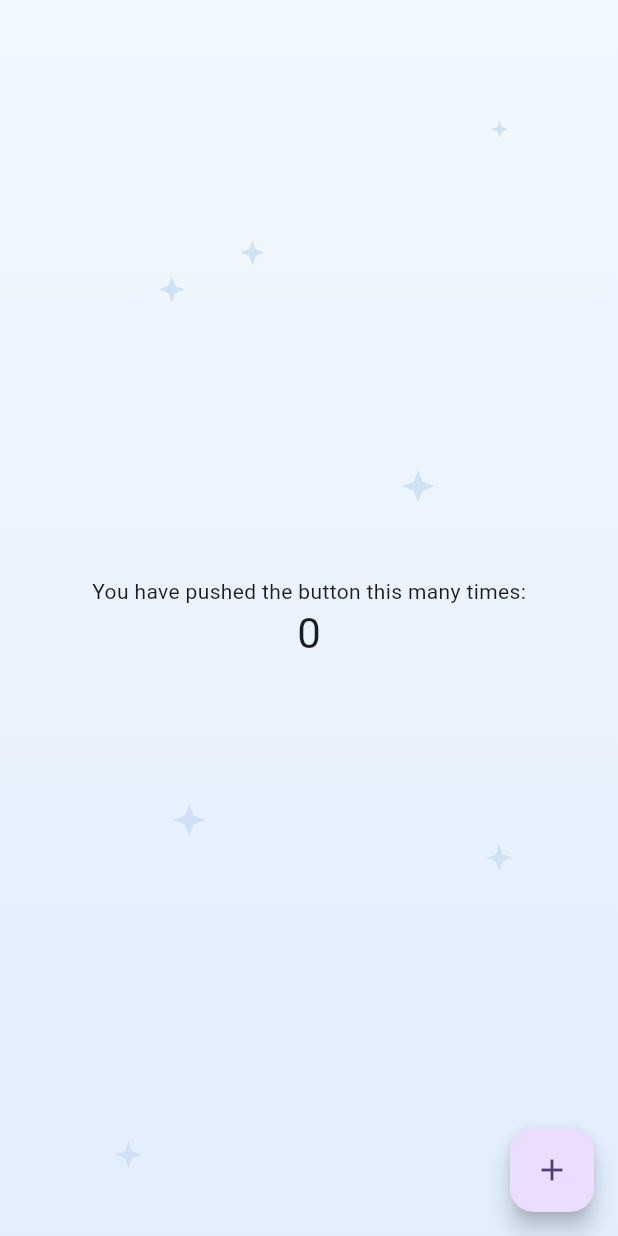
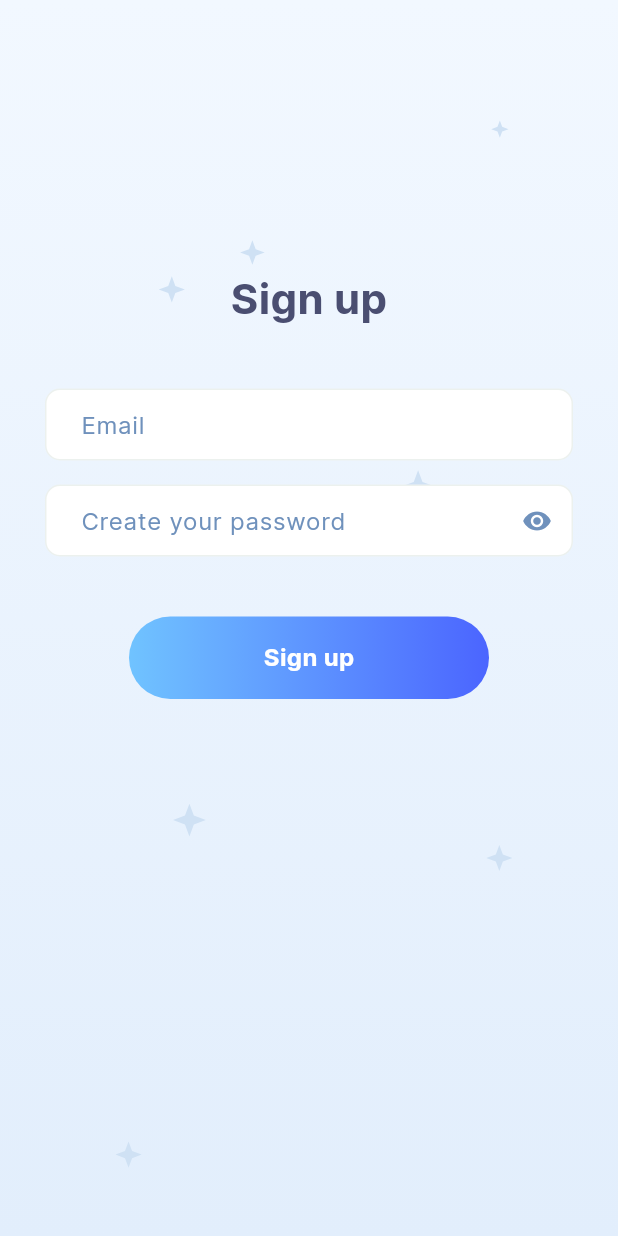
Before and after one commit to HreshchyshynT/auth_form, a Flutter app: the screen it shows after launch, on a phone screen of 412 x 824 dp. Run offline on Flutter 3.47's test engine with Material 3 defaults, Android fonts, the phone set to English and light mode, and no system bars; our stand-ins replace equatable, flutter_bloc, flutter_svg.

Commit message:
auth ui almost ready

```diff
--- a/lib/auth/auth_screen.dart
+++ b/lib/auth/auth_screen.dart
@@ -1,10 +1,96 @@
+import "package:auth_form/auth/auth_bloc.dart";
+import "package:auth_form/auth/contract/auth_event.dart";
+import "package:auth_form/auth/widget/auth_button.dart";
+import "package:auth_form/auth/widget/auth_input.dart";
+import "package:auth_form/auth/widget/background.dart";
+import "package:auth_form/theme/app_colors.dart";
+import "package:auth_form/theme/app_fonts.dart";
+import "package:auth_form/theme/app_strings.dart";
 import "package:flutter/material.dart";
+import "package:flutter_bloc/flutter_bloc.dart";
 
 class AuthScreen extends StatelessWidget {
   const AuthScreen({super.key});
 
   @override
   Widget build(BuildContext context) {
-    return const Placeholder();
+    return Scaffold(
+      body: Stack(
+        children: [
+          const Background(),
+          BlocProvider(
+            create: (_) => AuthBloc(),
+            child: const AuthContent(),
+          ),
+        ],
+      ),
+    );
   }
 }
+
+class AuthContent extends StatelessWidget {
+  const AuthContent({super.key});
+
+  @override
+  Widget build(BuildContext context) {
+    final bloc = context.read<AuthBloc>();
+    return Column(
+      crossAxisAlignment: CrossAxisAlignment.center,
+      mainAxisSize: MainAxisSize.min,
+      children: [
+        const Spacer(),
+        const Padding(
+          padding: EdgeInsets.only(bottom: 32.0),
+          child: Text(
+            AppStrings.authTitle,
+            style: TextStyle(
+              color: AppColors.darkStateBlue,
+              fontFamily: AppFonts.inter,
+              fontSize: 28.0,
+              fontWeight: FontWeight.w700,
+            ),
+          ),
+        ),
+        Padding(
+          padding: const EdgeInsets.symmetric(
+            vertical: 8.0,
+            horizontal: 30.0,
+          ),
+          child: AuthInput(
+            hint: AppStrings.emailHint,
+            onChanged: (value) => bloc.add(AuthEvent.emailChanged(value)),
+            value: "",
+            keyboardType: TextInputType.emailAddress,
+            textInputAction: TextInputAction.next,
+          ),
+        ),
+        Padding(
+          padding: const EdgeInsets.symmetric(
+            vertical: 8.0,
+            horizontal: 30.0,
+          ),
+          child: AuthInput(
+            hint: AppStrings.passwordHint,
+            onChanged: (value) => bloc.add(AuthEvent.passwordChanged(value)),
+            value: "",
+            keyboardType: TextInputType.visiblePassword,
+            textInputAction: TextInputAction.done,
+          ),
+        ),
+        Padding(
+          padding: const EdgeInsets.only(top: 32.0),
+          child: SizedBox(
+            width: 240.0,
+            child: AuthButton(
+              text: AppStrings.signUpButton,
+              onTap: () {},
+            ),
+          ),
+        ),
+        const Spacer(
+          flex: 2,
+        ),
+      ],
+    );
+  }
+}
--- /dev/null
+++ b/lib/auth/widget/auth_button.dart
@@ -0,0 +1,47 @@
+import "package:auth_form/theme/app_fonts.dart";
+import "package:flutter/material.dart";
+
+class AuthButton extends StatelessWidget {
+  const AuthButton({
+    super.key,
+    required this.onTap,
+    required this.text,
+  });
+
+  final VoidCallback onTap;
+  final String text;
+
+  @override
+  Widget build(BuildContext context) {
+    return InkWell(
+      onTap: onTap,
+      child: Container(
+        decoration: BoxDecoration(
+          borderRadius: BorderRadius.circular(30.0),
+          gradient: const LinearGradient(
+            begin: Alignment.centerLeft,
+            end: Alignment.centerRight,
+            colors: [
+              Color(0xFF70C3FF),
+              Color(0xFF4B65FF),
+            ],
+          ),
+        ),
+        padding: const EdgeInsets.symmetric(
+          horizontal: 32.0,
+          vertical: 16.0,
+        ),
+        alignment: Alignment.center,
+        child: Text(
+          text,
+          style: const TextStyle(
+            fontFamily: AppFonts.inter,
+            fontWeight: FontWeight.w700,
+            fontSize: 16,
+            color: Colors.white,
+          ),
+        ),
+      ),
+    );
+  }
+}
--- /dev/null
+++ b/lib/auth/widget/auth_input.dart
@@ -0,0 +1,93 @@
+import "package:auth_form/theme/app_colors.dart";
+import "package:auth_form/theme/app_fonts.dart";
+import "package:flutter/material.dart";
+
+class AuthInput extends StatefulWidget {
+  const AuthInput({
+    super.key,
+    required this.hint,
+    required this.onChanged,
+    required this.value,
+    required this.keyboardType,
+    required this.textInputAction,
+  });
+
+  final String hint;
+  final TextInputType keyboardType;
+  final void Function(String) onChanged;
+  final String value;
+  final TextInputAction textInputAction;
+
+  static const borderRadius = BorderRadius.all(Radius.circular(10.0));
+
+  @override
+  State<AuthInput> createState() => _AuthInputState();
+}
+
+class _AuthInputState extends State<AuthInput> {
+  late bool isObscured = widget.keyboardType == TextInputType.visiblePassword;
+
+  @override
+  Widget build(BuildContext context) {
+    return TextField(
+      onChanged: widget.onChanged,
+      keyboardType: widget.keyboardType,
+      obscureText: isObscured,
+      textInputAction: widget.textInputAction,
+      style: const TextStyle(
+        fontFamily: AppFonts.inter,
+        fontWeight: FontWeight.w400,
+        fontSize: 16.0,
+        color: AppColors.darkStateBlue,
+      ),
+      decoration: InputDecoration(
+        hoverColor: AppColors.transparent,
+        contentPadding: const EdgeInsets.symmetric(
+          vertical: 12.0,
+          horizontal: 20.0,
+        ),
+        hintStyle: const TextStyle(
+          fontFamily: AppFonts.inter,
+          fontWeight: FontWeight.w400,
+          fontSize: 16.0,
+          color: AppColors.blueGrey,
+        ),
+        hintText: widget.hint,
+        fillColor: AppColors.white,
+        filled: true,
+        border: const OutlineInputBorder(
+          borderRadius: AuthInput.borderRadius,
+          borderSide: BorderSide(
+            color: AppColors.darkBlueAlpha20,
+            width: 1.0,
+          ),
+        ),
+        enabledBorder: const OutlineInputBorder(
+          borderRadius: AuthInput.borderRadius,
+          borderSide: BorderSide(
+            // todo: add is validation check
+            color: true ? AppColors.darkBlueAlpha20 : AppColors.borderError,
+            width: 1.0,
+          ),
+        ),
+        focusedBorder: const OutlineInputBorder(
+          borderRadius: AuthInput.borderRadius,
+          borderSide: BorderSide(
+            color: AppColors.blueGrey,
+            width: 1.0, // Making focused border slightly thicker
+          ),
+        ),
+        suffixIcon: widget.keyboardType == TextInputType.visiblePassword
+            ? IconButton(
+                iconSize: 20.0,
+                icon: Icon(
+                  isObscured ? Icons.visibility : Icons.visibility_off,
+                  color: AppColors.blueGrey,
+                ),
+                onPressed: () => setState(() => isObscured = !isObscured),
+              )
+            : null,
+      ),
+    );
+  }
+}
--- a/lib/main.dart
+++ b/lib/main.dart
@@ -1,3 +1,4 @@
+import "package:auth_form/auth/auth_screen.dart";
 import "package:auth_form/auth/widget/background.dart";
 import "package:flutter/material.dart";
 
@@ -16,56 +17,7 @@
         colorScheme: ColorScheme.fromSeed(seedColor: Colors.deepPurple),
         useMaterial3: true,
       ),
-      home: const MyHomePage(title: "Flutter Demo Home Page"),
+      home: const AuthScreen(),
     );
   }
 }
-
-class MyHomePage extends StatefulWidget {
-  const MyHomePage({super.key, required this.title});
-
-  final String title;
-
-  @override
-  State<MyHomePage> createState() => _MyHomePageState();
-}
-
-class _MyHomePageState extends State<MyHomePage> {
-  int _counter = 0;
-
-  void _incrementCounter() {
-    setState(() {
-      _counter++;
-    });
-  }
-
-  @override
-  Widget build(BuildContext context) {
-    return Scaffold(
-      body: Stack(
-        children: [
-          const Background(),
-          Center(
-            child: Column(
-              mainAxisAlignment: MainAxisAlignment.center,
-              children: <Widget>[
-                const Text(
-                  "You have pushed the button this many times:",
-                ),
-                Text(
-                  "$_counter",
-                  style: Theme.of(context).textTheme.headlineMedium,
-                ),
-              ],
-            ),
-          ),
-        ],
-      ),
-      floatingActionButton: FloatingActionButton(
-        onPressed: _incrementCounter,
-        tooltip: "Increment",
-        child: const Icon(Icons.add),
-      ),
-    );
-  }
-}
--- a/lib/theme/app_colors.dart
+++ b/lib/theme/app_colors.dart
@@ -2,6 +2,13 @@ import "package:flutter/material.dart";
 
 class AppColors {
   AppColors._();
-  static const darkBlue = Color(0xFF4A4E71);
+  static const darkStateBlue = Color(0xFF4A4E71);
+  static const darkBlue = Color(0xFF1D5133);
   static const darkBlueAlpha20 = Color(0x151D5133);
+  static const backgroundError = Color(0xFFFDEFEE);
+  static const borderError = Color(0xFFFF8080);
+  static const white = Color(0xFFFFFFFF);
+  static const blueGrey = Color(0xFF6F91BC);
+  static const green = Color(0xFF27B274);
+  static const transparent = Color(0x00000000);
 }
--- a/pubspec.yaml
+++ b/pubspec.yaml
@@ -16,6 +16,7 @@ dependencies:
   flutter_svg: ^2.0.17
   flutter_bloc: ^9.0.0
   equatable: ^2.0.0
+  passwordfield: ^0.2.0
 
 
 dev_dependencies:
```
